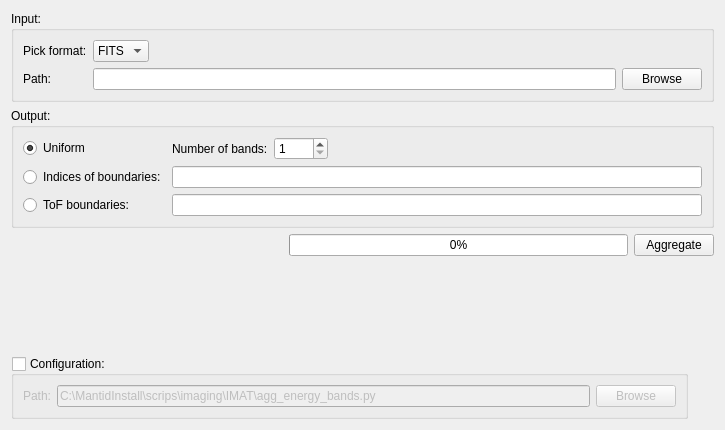
Old version of the form MantidQt/CustomInterfaces/inc/MantidQtCustomInterfaces/Tomography/TomographyIfaceQtTabEnergy.ui in the repository mantidproject/mantid.
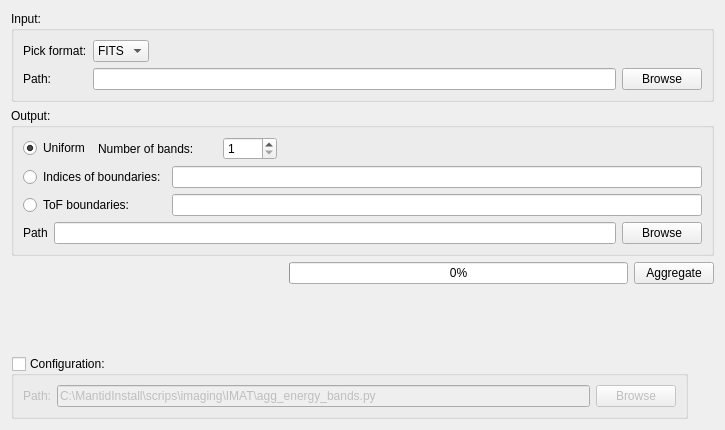
New version of the form.

Commit message: ui updates with new settings and defaults, re #12900

```diff
--- a/MantidQt/CustomInterfaces/inc/MantidQtCustomInterfaces/Tomography/TomographyIfaceQtTabEnergy.ui
+++ b/MantidQt/CustomInterfaces/inc/MantidQtCustomInterfaces/Tomography/TomographyIfaceQtTabEnergy.ui
@@ -89,7 +89,7 @@
        </widget>
       </item>
       <item row="1" column="1" colspan="2">
-       <widget class="QLineEdit" name="lineEdit_input">
+       <widget class="QLineEdit" name="lineEdit_input_path">
         <property name="sizePolicy">
          <sizepolicy hsizetype="Expanding" vsizetype="Fixed">
           <horstretch>2</horstretch>
@@ -106,6 +106,8 @@
      <property name="title">
       <string>Output:</string>
      </property>
+     <layout class="QVBoxLayout" name="verticalLayout">
+      <item>
      <layout class="QGridLayout" name="gridLayout_3">
       <item row="0" column="0">
        <widget class="QRadioButton" name="radioButton">
@@ -117,14 +119,14 @@
         </property>
        </widget>
       </item>
-      <item row="0" column="1">
+        <item row="0" column="1" colspan="2">
        <widget class="QLabel" name="label">
         <property name="text">
          <string>Number of bands:</string>
         </property>
        </widget>
       </item>
-      <item row="0" column="2">
+        <item row="0" column="3">
        <widget class="QSpinBox" name="spinBox">
         <property name="minimum">
          <number>1</number>
@@ -147,7 +149,7 @@
         </property>
        </spacer>
       </item>
-      <item row="1" column="0">
+        <item row="1" column="0" colspan="2">
        <widget class="QRadioButton" name="radioButton_2">
         <property name="text">
          <string>Indices of boundaries:</string>
@@ -157,20 +159,50 @@
         </property>
        </widget>
       </item>
-      <item row="1" column="1" colspan="4">
+        <item row="1" column="2" colspan="3">
        <widget class="QLineEdit" name="lineEdit_3"/>
       </item>
-      <item row="2" column="0">
+        <item row="2" column="0" colspan="2">
        <widget class="QRadioButton" name="radioButton_3">
         <property name="text">
          <string>ToF boundaries:</string>
         </property>
        </widget>
       </item>
-      <item row="2" column="1" colspan="4">
+        <item row="2" column="2" colspan="3">
        <widget class="QLineEdit" name="lineEdit_4"/>
       </item>
      </layout>
+      </item>
+      <item>
+       <layout class="QHBoxLayout" name="horizontalLayout_5">
+        <item>
+         <widget class="QLabel" name="label_6">
+          <property name="text">
+           <string>Path</string>
+          </property>
+         </widget>
+        </item>
+        <item>
+         <widget class="QLineEdit" name="lineEdit_output_path">
+          <property name="sizePolicy">
+           <sizepolicy hsizetype="Expanding" vsizetype="Fixed">
+            <horstretch>1</horstretch>
+            <verstretch>0</verstretch>
+           </sizepolicy>
+          </property>
+         </widget>
+        </item>
+        <item>
+         <widget class="QPushButton" name="pushButton_browse_out">
+          <property name="text">
+           <string>Browse</string>
+          </property>
+         </widget>
+        </item>
+       </layout>
+      </item>
+     </layout>
     </widget>
    </item>
    <item row="2" column="0" colspan="2">
@@ -218,7 +250,7 @@
      <property name="sizeHint" stdset="0">
       <size>
        <width>20</width>
-       <height>100</height>
+       <height>69</height>
       </size>
      </property>
     </spacer>
```
Lines whose indentation alone changed are shown as unchanged. The commit also changes 4 other files.
